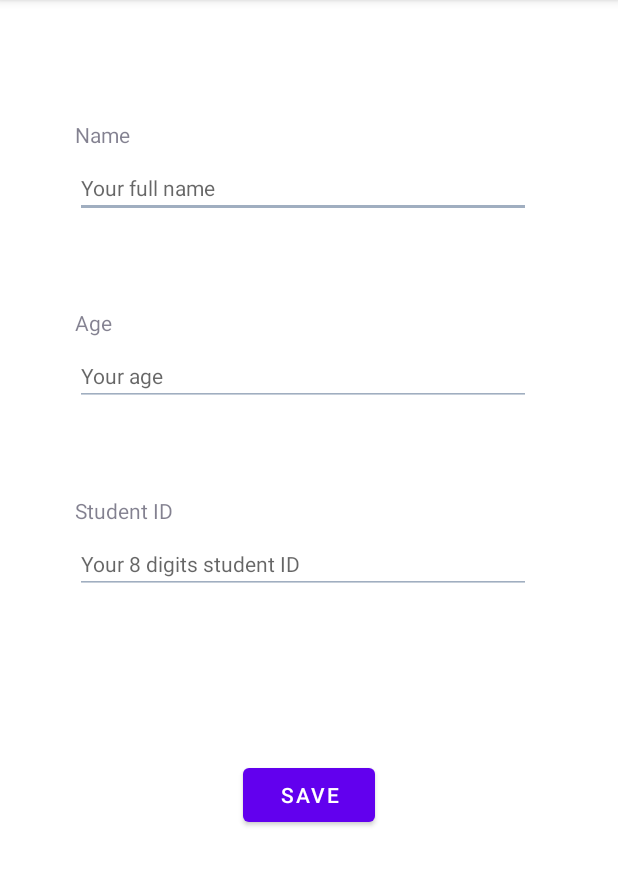
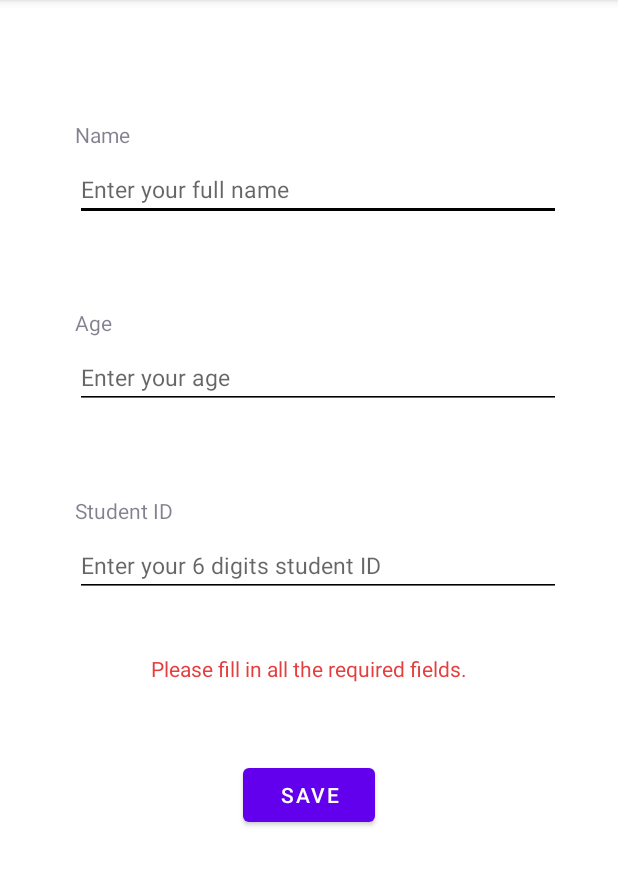
Before and after one commit to cocotran/ELEC-390, an Android app: the screen it shows after launch (ProfileActivity), in the options menu, after a tap on "Edit", on a phone screen of 412 x 824 dp, the part 84-970 px from its top. Run offline under Robolectric (Android 15) with nearby library versions, the phone set to English and light mode, and no system bars.

Commit message:
profile activity tested, working

```diff
--- a/assignment1/app/src/main/java/elec390/assignment1/gradetracker/ProfileActivity.java
+++ b/assignment1/app/src/main/java/elec390/assignment1/gradetracker/ProfileActivity.java
@@ -3,14 +3,18 @@ package elec390.assignment1.gradetracker;
 import androidx.appcompat.app.AppCompatActivity;
 
 import android.annotation.SuppressLint;
+import android.content.res.ColorStateList;
+import android.graphics.Color;
 import android.os.Bundle;
 import android.util.Log;
 import android.view.Menu;
 import android.view.MenuInflater;
+import android.view.MenuItem;
 import android.view.View;
 import android.widget.Button;
 import android.widget.EditText;
 import android.widget.TextView;
+import android.widget.Toast;
 
 public class ProfileActivity extends AppCompatActivity {
     protected SharedPreferenceHelper sharedPreferenceHelper;
@@ -19,6 +23,10 @@ public class ProfileActivity extends AppCompatActivity {
     private EditText editTextName;
     private EditText editTextAge;
     private EditText editTextID;
+    private TextView nameTitle;
+    private TextView ageTitle;
+    private TextView studentIDTitle;
+    private TextView errorMessage;
 
     @Override
     protected void onCreate(Bundle savedInstanceState) {
@@ -32,7 +40,7 @@ public class ProfileActivity extends AppCompatActivity {
         saveButton = (Button)findViewById(R.id.saveButton);
         saveButton.setOnClickListener(new View.OnClickListener() {
             public void onClick(View v) {
-                setProfile();
+                setProfileOnClick();
             }
         });
     }
@@ -45,21 +53,18 @@ public class ProfileActivity extends AppCompatActivity {
         editTextName = (EditText)findViewById(R.id.nameInput);
         editTextAge = (EditText)findViewById(R.id.ageInput);
         editTextID = (EditText)findViewById(R.id.studentIDInput);
+//        initialize text view
+        nameTitle = (TextView)findViewById(R.id.nameTitle);
+        ageTitle = (TextView)findViewById(R.id.ageTitle);
+        studentIDTitle = (TextView)findViewById(R.id.studentIDTitle);
+        errorMessage = (TextView)findViewById(R.id.errorMessage);
+
+        errorMessage.setVisibility(View.GONE);
 
         if (profile != null) {
-            saveButton.setVisibility(View.GONE);
-
-//            make edit text un-editable
-            editTextName.setEnabled(false);
-            editTextAge.setEnabled(false);
-            editTextID.setEnabled(false);
-
-//            set display value
-            editTextName.setText(profile.getName());
-            editTextAge.setText(profile.getAge());
-            editTextID.setText(profile.getID());
+            setViewMode();
         } else {
-            inputProfileColor();
+            setEditMode();
         }
     }
 
@@ -79,30 +84,102 @@ public class ProfileActivity extends AppCompatActivity {
         return true;
     }
 
-    protected void setProfile() {
+//    https://developer.android.com/training/appbar/actions.html
+    @Override
+    public boolean onOptionsItemSelected(MenuItem item) {
+        switch (item.getItemId()) {
+            case R.id.action_edit:
+                // User chose the "Edit" option
+                setEditMode();
+                return true;
+            default:
+                // If we got here, the user's action was not recognized.
+                // Invoke the superclass to handle it.
+                return super.onOptionsItemSelected(item);
+
+        }
+    }
+
+    protected void setProfileOnClick() {
         String name = editTextName.getText().toString();
         String age = editTextAge.getText().toString();
         String ID = editTextID.getText().toString();
-        if (!(name.equals("") && age.equals("") && ID.equals(""))) {
-//            if all information is provided
-            Profile newProfile = new Profile(name, age, ID);
-            sharedPreferenceHelper.setProfile(newProfile);
-        } else {
-            // TODO: implement errors alert
+
+//        https://stackoverflow.com/a/6290970
+//        if all information is provided
+        if (name.trim().length() > 0 && age.trim().length() > 0 && ID.trim().length() > 0) {
+//            correct ID provided
+            if (ID.trim().length() == 6) {
+                errorMessage.setVisibility(View.GONE);
+                try {
+                    Profile newProfile = new Profile(name, age, ID);
+                    sharedPreferenceHelper.setProfile(newProfile);
+//                   return to view mode
+                    setViewMode();
+                    Toast.makeText(this, "Profile saved successfully.", Toast.LENGTH_SHORT).show();
+                } catch (Exception e) {
+                    Toast.makeText(this, "Failed to save profile. Please try again.", Toast.LENGTH_SHORT).show();
+                }
+            }
+            else {
+                errorMessage.setVisibility(View.VISIBLE);
+                errorMessage.setText("Please enter a valid student ID.");
+            }
         }
+        else errorMessage.setVisibility(View.VISIBLE);
     }
 
     @SuppressLint("ResourceAsColor")
-    protected void inputProfileColor() {
-        editTextName.setTextColor(R.color.gray_900);
-        editTextAge.setTextColor(R.color.gray_900);
-        editTextID.setTextColor(R.color.gray_900);
+    protected void setEditMode() {
+//        Enable save button
+        saveButton.setVisibility(View.VISIBLE);
+//        make edit text editable
+        editTextName.setEnabled(true);
+        editTextAge.setEnabled(true);
+        editTextID.setEnabled(true);
 
-        TextView nameTitle = (TextView)findViewById(R.id.nameTitle);
-        TextView ageTitle = (TextView)findViewById(R.id.ageTitle);
-        TextView studentIDTitle = (TextView)findViewById(R.id.studentIDTitle);
+//        change color of edit text fields
+        editTextName.setTextColor(Color.parseColor("#000000"));
+        editTextAge.setTextColor(Color.parseColor("#000000"));
+        editTextID.setTextColor(Color.parseColor("#000000"));
+        editTextName.setBackgroundTintList(ColorStateList.valueOf(Color.parseColor("#000000")));
+        editTextAge.setBackgroundTintList(ColorStateList.valueOf(Color.parseColor("#000000")));
+        editTextID.setBackgroundTintList(ColorStateList.valueOf(Color.parseColor("#000000")));
+
+//        change color of text view
         nameTitle.setTextColor(R.color.gray_700);
         ageTitle.setTextColor(R.color.gray_700);
         studentIDTitle.setTextColor(R.color.gray_700);
     }
+
+    @SuppressLint("ResourceAsColor")
+    protected void setViewMode() {
+        saveButton.setVisibility(View.GONE);
+
+//        make edit text un-editable
+        editTextName.setEnabled(false);
+        editTextAge.setEnabled(false);
+        editTextID.setEnabled(false);
+
+//        change color of edit text fields
+        editTextName.setTextColor(R.color.gray_500);
+        editTextAge.setTextColor(R.color.gray_500);
+        editTextID.setTextColor(R.color.gray_500);
+        editTextName.setBackgroundTintList(ColorStateList.valueOf(R.color.gray_500));
+        editTextAge.setBackgroundTintList(ColorStateList.valueOf(R.color.gray_500));
+        editTextID.setBackgroundTintList(ColorStateList.valueOf(R.color.gray_500));
+
+//        change color of text view
+        nameTitle.setTextColor(Color.parseColor("#1A202C"));
+        ageTitle.setTextColor(Color.parseColor("#1A202C"));
+        studentIDTitle.setTextColor(Color.parseColor("#1A202C"));
+
+//        fetch new profile
+        profile = sharedPreferenceHelper.getProfile();
+
+//        set display value
+        editTextName.setText(profile.getName());
+        editTextAge.setText(profile.getAge());
+        editTextID.setText(profile.getID());
+    }
 }
--- a/assignment1/app/src/main/res/layout/activity_profile.xml
+++ b/assignment1/app/src/main/res/layout/activity_profile.xml
@@ -22,10 +22,10 @@
         android:id="@+id/nameInput"
         android:layout_width="wrap_content"
         android:layout_height="wrap_content"
-        android:ems="19"
+        android:ems="18"
         android:inputType="textPersonName"
-        android:hint="Your full name"
-        android:textSize="14dp"
+        android:hint="Enter your full name"
+        android:textSize="15dp"
         app:layout_constraintLeft_toLeftOf="parent"
         app:layout_constraintLeft_toRightOf="parent"
         app:layout_constraintTop_toTopOf="@+id/nameTitle"
@@ -33,6 +33,7 @@
         android:layout_marginTop="25dp"
         android:textColor="@color/gray_500"
         android:backgroundTint="@color/gray_500"
+        android:digits="abcdefghijklmnopqrstuvwxyzABCDEFGHIJKLMNOPQRSTUVWXYZ "
         />
 
     <TextView
@@ -51,16 +52,17 @@
         android:id="@+id/ageInput"
         android:layout_width="wrap_content"
         android:layout_height="wrap_content"
-        android:ems="19"
-        android:inputType="textPersonName"
-        android:hint="Your age"
-        android:textSize="14dp"
+        android:ems="18"
+        android:inputType="number"
+        android:hint="Enter your age"
+        android:textSize="15dp"
         app:layout_constraintLeft_toLeftOf="parent"
         app:layout_constraintTop_toTopOf="@+id/ageTitle"
         android:layout_marginLeft="50dp"
         android:layout_marginTop="25dp"
         android:textColor="@color/gray_500"
         android:backgroundTint="@color/gray_500"
+        android:maxLength="3"
         />
 
     <TextView
@@ -79,16 +81,17 @@
         android:id="@+id/studentIDInput"
         android:layout_width="wrap_content"
         android:layout_height="wrap_content"
-        android:ems="19"
-        android:inputType="textPersonName"
-        android:hint="Your 8 digits student ID"
-        android:textSize="14dp"
+        android:ems="18"
+        android:inputType="number"
+        android:hint="Enter your 6 digits student ID"
+        android:textSize="15dp"
         app:layout_constraintLeft_toLeftOf="parent"
         app:layout_constraintTop_toTopOf="@+id/studentIDTitle"
         android:layout_marginLeft="50dp"
         android:layout_marginTop="25dp"
         android:textColor="@color/gray_500"
         android:backgroundTint="@color/gray_500"
+        android:maxLength="6"
         />
 
     <Button
@@ -104,5 +107,21 @@
         android:layout_marginTop="150dp"
         />
 
+    <TextView
+        android:id="@+id/errorMessage"
+        android:layout_width="wrap_content"
+        android:layout_height="wrap_content"
+        android:text="Please fill in all the required fields."
+        tools:layout_editor_absoluteX="177dp"
+        tools:layout_editor_absoluteY="439dp"
+        app:layout_constraintLeft_toLeftOf="parent"
+        app:layout_constraintStart_toStartOf="parent"
+        app:layout_constraintRight_toRightOf="parent"
+        app:layout_constraintEnd_toEndOf="parent"
+        app:layout_constraintTop_toTopOf="@+id/studentIDInput"
+        android:layout_marginTop="80dp"
+        android:textColor="@color/red_600"
+        />
+
 
 </androidx.constraintlayout.widget.ConstraintLayout>
--- a/assignment1/app/src/main/res/menu/action_bar.xml
+++ b/assignment1/app/src/main/res/menu/action_bar.xml
@@ -2,7 +2,7 @@
 <menu xmlns:android="http://schemas.android.com/apk/res/android"
     xmlns:app="http://schemas.android.com/apk/res-auto">
 
-    <item android:id="@+id/action_settings"
+    <item android:id="@+id/action_edit"
         android:title="Edit"
         app:showAsAction="never"/>
 
--- a/assignment1/app/src/main/res/values/colors.xml
+++ b/assignment1/app/src/main/res/values/colors.xml
@@ -10,4 +10,5 @@
     <color name="gray_900">#1A202C</color>
     <color name="gray_700">#4A5568</color>
     <color name="gray_500">#a0aec0</color>
+    <color name="red_600">#e53e3e</color>
 </resources>
```
